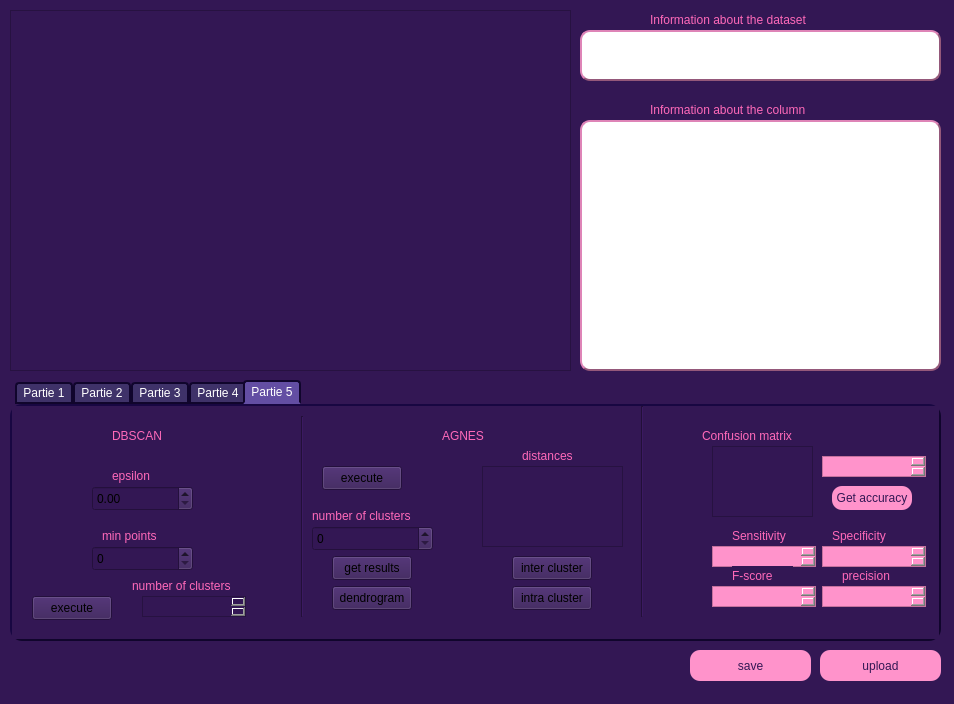
The window that PROJET_DM.ui (super-cinnamon/Projet_DM) describes before a commit, drawn with Qt 5.
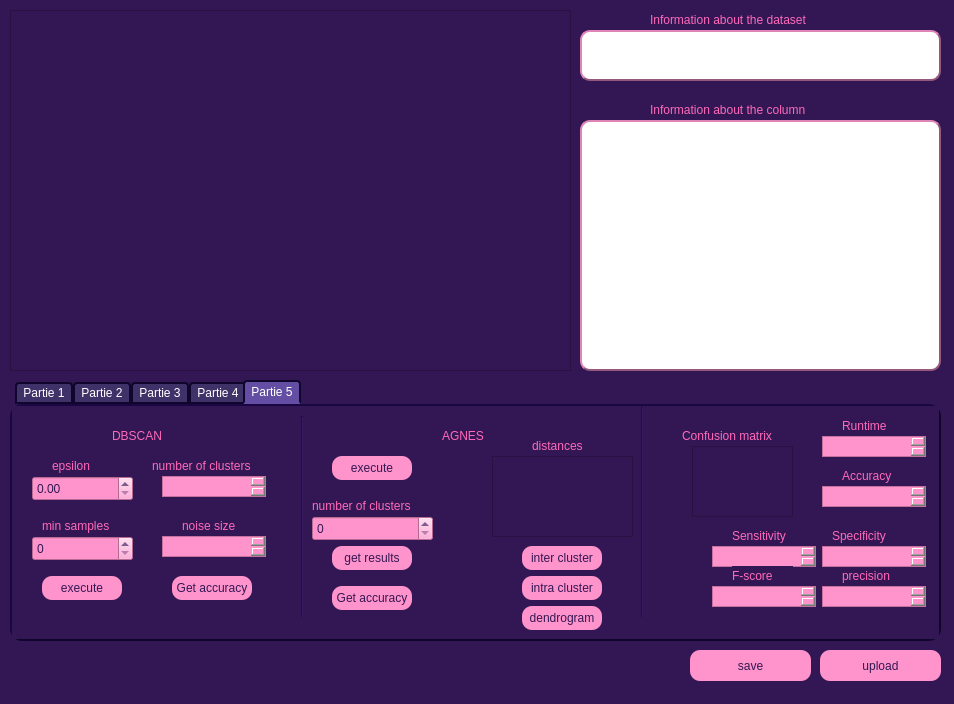
The same window after the commit. Icons and pictures are not drawn.

Commit message: added dbscan to project

```diff
--- a/PROJET_DM.ui
+++ b/PROJET_DM.ui
@@ -2417,7 +2417,7 @@
      <widget class="QLabel" name="label_39">
       <property name="geometry">
        <rect>
-        <x>690</x>
+        <x>670</x>
         <y>20</y>
         <width>121</width>
         <height>20</height>
@@ -2451,7 +2451,7 @@
      <widget class="QTableView" name="matrix_2">
       <property name="geometry">
        <rect>
-        <x>700</x>
+        <x>680</x>
         <y>40</y>
         <width>101</width>
         <height>71</height>
@@ -2546,39 +2546,11 @@
        <string>Specificity</string>
       </property>
      </widget>
-     <widget class="QPushButton" name="get_accuracy_tree_3">
-      <property name="geometry">
-       <rect>
-        <x>820</x>
-        <y>80</y>
-        <width>80</width>
-        <height>24</height>
-       </rect>
-      </property>
-      <property name="styleSheet">
-       <string notr="true">QPushButton{
-	background-color:rgb(255, 147, 203);
-	border-radius:10px;
-	border-style:outset;
-	color: rgb(51, 23, 84);
-}
-QPushButton:hover {
-            background-color: rgb(246, 252, 126);
-        }
-QPushButton:focus {
-            background-color: rgb(90, 71, 173);
-        }
-</string>
-      </property>
-      <property name="text">
-       <string>Get accuracy</string>
-      </property>
-     </widget>
      <widget class="QPlainTextEdit" name="accuracy_edit_3">
       <property name="geometry">
        <rect>
         <x>810</x>
-        <y>50</y>
+        <y>80</y>
         <width>104</width>
         <height>21</height>
        </rect>
@@ -2628,8 +2600,8 @@
      <widget class="QLabel" name="label_86">
       <property name="geometry">
        <rect>
-        <x>100</x>
-        <y>60</y>
+        <x>40</x>
+        <y>50</y>
         <width>61</width>
         <height>20</height>
        </rect>
@@ -2645,9 +2617,9 @@
      <widget class="QLabel" name="label_87">
       <property name="geometry">
        <rect>
-        <x>90</x>
-        <y>120</y>
-        <width>71</width>
+        <x>30</x>
+        <y>110</y>
+        <width>91</width>
         <height>20</height>
        </rect>
       </property>
@@ -2656,38 +2628,61 @@
 color: rgb(255, 105, 185);</string>
       </property>
       <property name="text">
-       <string>min points</string>
+       <string>min samples</string>
       </property>
      </widget>
      <widget class="QDoubleSpinBox" name="epsilon_spin">
       <property name="geometry">
        <rect>
-        <x>80</x>
-        <y>80</y>
+        <x>20</x>
+        <y>70</y>
         <width>101</width>
         <height>25</height>
        </rect>
       </property>
+      <property name="styleSheet">
+       <string notr="true">background-color:rgb(255, 147, 203);
+color: rgb(51, 23, 84);</string>
+      </property>
      </widget>
      <widget class="QSpinBox" name="minpoints_spin">
       <property name="geometry">
        <rect>
-        <x>80</x>
-        <y>140</y>
+        <x>20</x>
+        <y>130</y>
         <width>101</width>
         <height>25</height>
        </rect>
       </property>
+      <property name="styleSheet">
+       <string notr="true">background-color:rgb(255, 147, 203);
+color: rgb(51, 23, 84);</string>
+      </property>
      </widget>
      <widget class="QPushButton" name="execute_dbscan">
       <property name="geometry">
        <rect>
-        <x>20</x>
-        <y>190</y>
+        <x>30</x>
+        <y>170</y>
         <width>80</width>
         <height>24</height>
        </rect>
       </property>
+      <property name="styleSheet">
+       <string notr="true">QPushButton{
+	background-color:rgb(255, 147, 203);
+	border-radius:10px;
+	border-style:outset;
+	color: rgb(51, 23, 84);
+}
+QPushButton:hover {
+            background-color: rgb(246, 252, 126);
+        }
+QPushButton:focus {
+            background-color: rgb(90, 71, 173);
+        }
+</string>
+      </property>
       <property name="text">
        <string>execute</string>
       </property>
@@ -2695,12 +2690,27 @@
      <widget class="QPushButton" name="execute_agnes">
       <property name="geometry">
        <rect>
-        <x>310</x>
-        <y>60</y>
+        <x>320</x>
+        <y>50</y>
         <width>80</width>
         <height>24</height>
        </rect>
       </property>
+      <property name="styleSheet">
+       <string notr="true">QPushButton{
+	background-color:rgb(255, 147, 203);
+	border-radius:10px;
+	border-style:outset;
+	color: rgb(51, 23, 84);
+}
+QPushButton:hover {
+            background-color: rgb(246, 252, 126);
+        }
+QPushButton:focus {
+            background-color: rgb(90, 71, 173);
+        }
+</string>
+      </property>
       <property name="text">
        <string>execute</string>
       </property>
@@ -2709,7 +2719,7 @@
       <property name="geometry">
        <rect>
         <x>300</x>
-        <y>100</y>
+        <y>90</y>
         <width>131</width>
         <height>20</height>
        </rect>
@@ -2726,21 +2736,40 @@
       <property name="geometry">
        <rect>
         <x>300</x>
-        <y>120</y>
+        <y>110</y>
         <width>121</width>
         <height>25</height>
        </rect>
       </property>
+      <property name="styleSheet">
+       <string notr="true">background-color:rgb(255, 147, 203);
+color: rgb(51, 23, 84);</string>
+      </property>
      </widget>
      <widget class="QPushButton" name="get_results_agnes">
       <property name="geometry">
        <rect>
         <x>320</x>
-        <y>150</y>
+        <y>140</y>
         <width>80</width>
         <height>24</height>
        </rect>
       </property>
+      <property name="styleSheet">
+       <string notr="true">QPushButton{
+	background-color:rgb(255, 147, 203);
+	border-radius:10px;
+	border-style:outset;
+	color: rgb(51, 23, 84);
+}
+QPushButton:hover {
+            background-color: rgb(246, 252, 126);
+        }
+QPushButton:focus {
+            background-color: rgb(90, 71, 173);
+        }
+</string>
+      </property>
       <property name="text">
        <string>get results</string>
       </property>
@@ -2748,8 +2777,8 @@
      <widget class="QLabel" name="label_89">
       <property name="geometry">
        <rect>
-        <x>510</x>
-        <y>40</y>
+        <x>520</x>
+        <y>30</y>
         <width>71</width>
         <height>20</height>
        </rect>
@@ -2765,8 +2794,8 @@
      <widget class="QListView" name="distances_list">
       <property name="geometry">
        <rect>
-        <x>470</x>
-        <y>60</y>
+        <x>480</x>
+        <y>50</y>
         <width>141</width>
         <height>81</height>
        </rect>
@@ -2775,12 +2804,27 @@
      <widget class="QPushButton" name="inter_btn">
       <property name="geometry">
        <rect>
-        <x>500</x>
-        <y>150</y>
+        <x>510</x>
+        <y>140</y>
         <width>80</width>
         <height>24</height>
        </rect>
       </property>
+      <property name="styleSheet">
+       <string notr="true">QPushButton{
+	background-color:rgb(255, 147, 203);
+	border-radius:10px;
+	border-style:outset;
+	color: rgb(51, 23, 84);
+}
+QPushButton:hover {
+            background-color: rgb(246, 252, 126);
+        }
+QPushButton:focus {
+            background-color: rgb(90, 71, 173);
+        }
+</string>
+      </property>
       <property name="text">
        <string>inter cluster</string>
       </property>
@@ -2788,12 +2832,27 @@
      <widget class="QPushButton" name="intra_btn">
       <property name="geometry">
        <rect>
-        <x>500</x>
-        <y>180</y>
+        <x>510</x>
+        <y>170</y>
         <width>80</width>
         <height>24</height>
        </rect>
       </property>
+      <property name="styleSheet">
+       <string notr="true">QPushButton{
+	background-color:rgb(255, 147, 203);
+	border-radius:10px;
+	border-style:outset;
+	color: rgb(51, 23, 84);
+}
+QPushButton:hover {
+            background-color: rgb(246, 252, 126);
+        }
+QPushButton:focus {
+            background-color: rgb(90, 71, 173);
+        }
+</string>
+      </property>
       <property name="text">
        <string>intra cluster</string>
       </property>
@@ -2801,12 +2860,27 @@
      <widget class="QPushButton" name="dendrogram_btn">
       <property name="geometry">
        <rect>
-        <x>320</x>
-        <y>180</y>
+        <x>510</x>
+        <y>200</y>
         <width>80</width>
         <height>24</height>
        </rect>
       </property>
+      <property name="styleSheet">
+       <string notr="true">QPushButton{
+	background-color:rgb(255, 147, 203);
+	border-radius:10px;
+	border-style:outset;
+	color: rgb(51, 23, 84);
+}
+QPushButton:hover {
+            background-color: rgb(246, 252, 126);
+        }
+QPushButton:focus {
+            background-color: rgb(90, 71, 173);
+        }
+</string>
+      </property>
       <property name="text">
        <string>dendrogram</string>
       </property>
@@ -2814,12 +2888,16 @@
      <widget class="QPlainTextEdit" name="nb_clusters_text">
       <property name="geometry">
        <rect>
-        <x>130</x>
-        <y>190</y>
+        <x>150</x>
+        <y>70</y>
         <width>104</width>
         <height>21</height>
        </rect>
       </property>
+      <property name="styleSheet">
+       <string notr="true">background-color:rgb(255, 147, 203);
+color: rgb(51, 23, 84);</string>
+      </property>
       <property name="readOnly">
        <bool>true</bool>
       </property>
@@ -2827,8 +2905,8 @@
      <widget class="QLabel" name="label_90">
       <property name="geometry">
        <rect>
-        <x>120</x>
-        <y>170</y>
+        <x>140</x>
+        <y>50</y>
         <width>131</width>
         <height>20</height>
        </rect>
@@ -2841,6 +2919,147 @@
        <string>number of clusters</string>
       </property>
      </widget>
+     <widget class="QPlainTextEdit" name="runtime_2">
+      <property name="geometry">
+       <rect>
+        <x>810</x>
+        <y>30</y>
+        <width>104</width>
+        <height>21</height>
+       </rect>
+      </property>
+      <property name="styleSheet">
+       <string notr="true">background-color:rgb(255, 147, 203);
+color: rgb(51, 23, 84);</string>
+      </property>
+      <property name="readOnly">
+       <bool>true</bool>
+      </property>
+     </widget>
+     <widget class="QLabel" name="label_43">
+      <property name="geometry">
+       <rect>
+        <x>830</x>
+        <y>10</y>
+        <width>71</width>
+        <height>20</height>
+       </rect>
+      </property>
+      <property name="styleSheet">
+       <string notr="true">font: 600 11pt &quot;Bahnschrift SemiBold&quot;;
+color: rgb(255, 105, 185);</string>
+      </property>
+      <property name="text">
+       <string>Runtime</string>
+      </property>
+     </widget>
+     <widget class="QLabel" name="label_91">
+      <property name="geometry">
+       <rect>
+        <x>170</x>
+        <y>110</y>
+        <width>71</width>
+        <height>20</height>
+       </rect>
+      </property>
+      <property name="styleSheet">
+       <string notr="true">font: 600 11pt &quot;Bahnschrift SemiBold&quot;;
+color: rgb(255, 105, 185);</string>
+      </property>
+      <property name="text">
+       <string>noise size</string>
+      </property>
+     </widget>
+     <widget class="QPlainTextEdit" name="noise_text">
+      <property name="geometry">
+       <rect>
+        <x>150</x>
+        <y>130</y>
+        <width>104</width>
+        <height>21</height>
+       </rect>
+      </property>
+      <property name="styleSheet">
+       <string notr="true">background-color:rgb(255, 147, 203);
+color: rgb(51, 23, 84);</string>
+      </property>
+      <property name="readOnly">
+       <bool>true</bool>
+      </property>
+     </widget>
+     <widget class="QPushButton" name="accuracy_dbscan">
+      <property name="geometry">
+       <rect>
+        <x>160</x>
+        <y>170</y>
+        <width>80</width>
+        <height>24</height>
+       </rect>
+      </property>
+      <property name="styleSheet">
+       <string notr="true">QPushButton{
+	background-color:rgb(255, 147, 203);
+	border-radius:10px;
+	border-style:outset;
+	color: rgb(51, 23, 84);
+}
+QPushButton:hover {
+            background-color: rgb(246, 252, 126);
+        }
+QPushButton:focus {
+            background-color: rgb(90, 71, 173);
+        }
+</string>
+      </property>
+      <property name="text">
+       <string>Get accuracy</string>
+      </property>
+     </widget>
+     <widget class="QPushButton" name="accuracy_agnes">
+      <property name="geometry">
+       <rect>
+        <x>320</x>
+        <y>180</y>
+        <width>80</width>
+        <height>24</height>
+       </rect>
+      </property>
+      <property name="styleSheet">
+       <string notr="true">QPushButton{
+	background-color:rgb(255, 147, 203);
+	border-radius:10px;
+	border-style:outset;
+	color: rgb(51, 23, 84);
+}
+QPushButton:hover {
+            background-color: rgb(246, 252, 126);
+        }
+QPushButton:focus {
+            background-color: rgb(90, 71, 173);
+        }
+</string>
+      </property>
+      <property name="text">
+       <string>Get accuracy</string>
+      </property>
+     </widget>
+     <widget class="QLabel" name="label_44">
+      <property name="geometry">
+       <rect>
+        <x>830</x>
+        <y>60</y>
+        <width>71</width>
+        <height>20</height>
+       </rect>
+      </property>
+      <property name="styleSheet">
+       <string notr="true">font: 600 11pt &quot;Bahnschrift SemiBold&quot;;
+color: rgb(255, 105, 185);</string>
+      </property>
+      <property name="text">
+       <string>Accuracy</string>
+      </property>
+     </widget>
     </widget>
    </widget>
   </widget>
```
Left out of the diff: 2 changed lines with no effect on the pictures. The commit also changes 1 other file.
